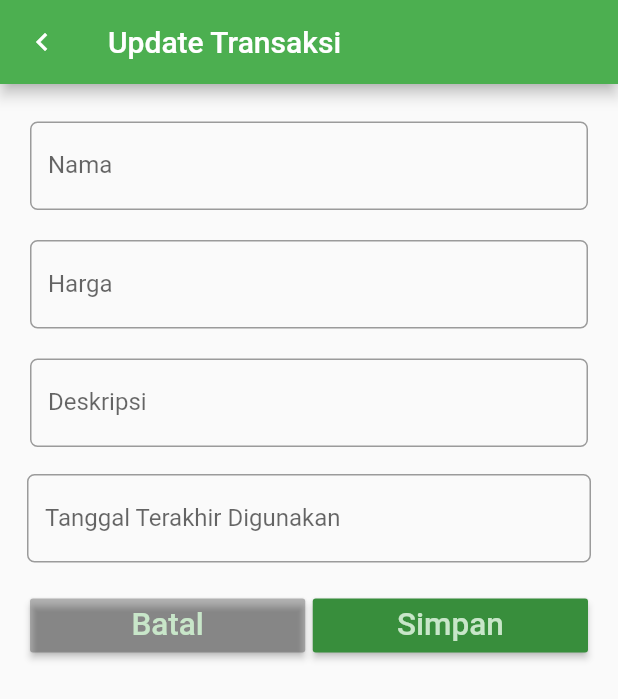
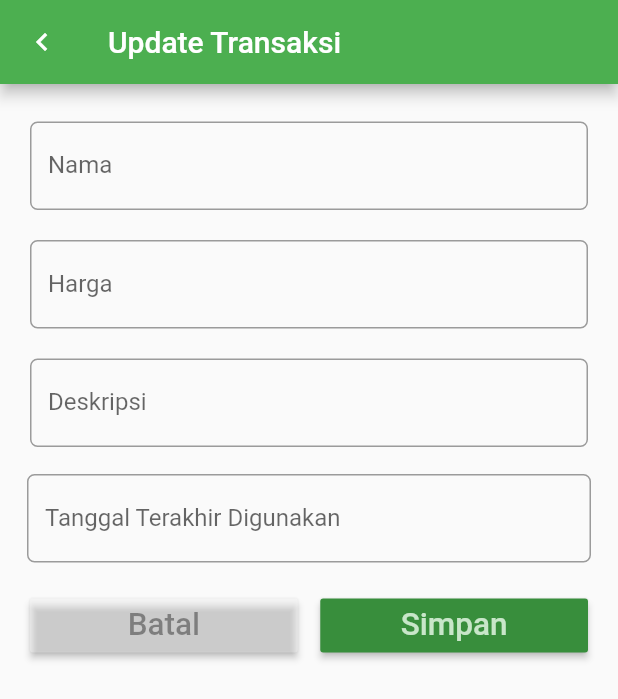
Before and after one commit to Arpin2286/ruang_loak, a Flutter app: the InputPenjualan screen opened directly with empty values, on a phone screen of 412 x 824 dp. Shown: the top 699 px of the screen. Run offline on Flutter 3.47's test engine with Material 2 defaults, Android fonts, the phone set to English and light mode, and no system bars; drawn by our look-alikes of datetime_picker_formfield; our stand-ins replace sqflite; missing offline and left inert: dart:ffi; accounts and stored records are empty; network calls fail.

Commit message:
up form input

```diff
--- a/lib/ui/inputpenjualan.dart
+++ b/lib/ui/inputpenjualan.dart
@@ -101,8 +101,8 @@ class _InputPenjualanState extends State<InputPenjualan> {
                 children: <Widget>[
                   Expanded(
                       child: RaisedButton(
-                    color: Colors.black26,
-                    textColor: Theme.of(context).primaryColorLight,
+                    color: Colors.white30,
+                    textColor: Colors.black38,
                     child: Text(
                       "Batal",
                       textScaleFactor: 1.5,
@@ -112,7 +112,7 @@ class _InputPenjualanState extends State<InputPenjualan> {
                     },
                   )),
                   Container(
-                    width: 5,
+                    width: 15,
                   ),
                   Expanded(
                       child: RaisedButton(
```
